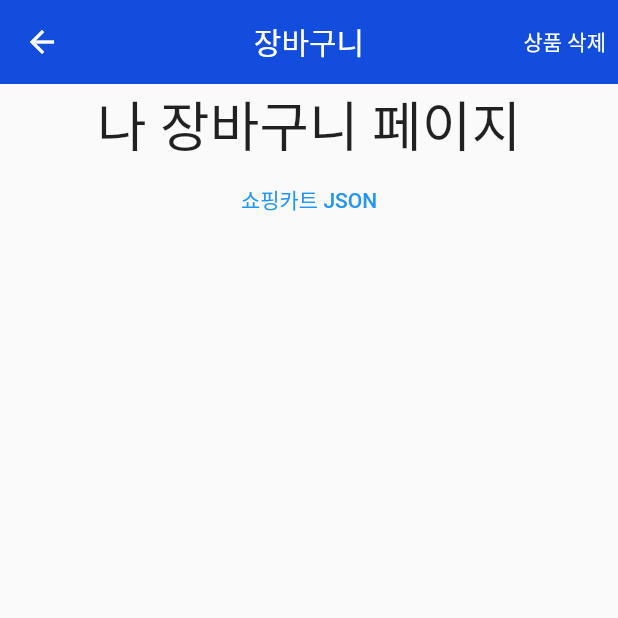
After one commit to sfac-flutter-team/sfac_project, a Flutter app: the screen it shows once a user with an empty profile is signed in, item 4 of the bottom bar chosen, after a tap on "controller.shoppingList.length.toString(", on a phone screen of 412 x 824 dp, the top half of it. The commit adds this screen. Run offline on Flutter 3.47's test engine with Material 2 defaults, Android fonts, the phone set to English and light mode, and no system bars; our stand-ins replace cloud_firestore, firebase_auth, firebase_core, get, google_sign_in; accounts and stored records are empty; network calls fail; Roboto replaces fonts that are missing (PretendardBold).

Commit message:
마켓부분 커밋

```diff
--- /dev/null
+++ b/lib/controller/market_controller.dart
@@ -0,0 +1,26 @@
+import 'package:cloud_firestore/cloud_firestore.dart';
+import 'package:get/get.dart';
+import 'package:sfac_project/model/product.dart';
+import 'package:sfac_project/service/db_service.dart';
+
+class MarketController extends GetxController {
+  RxList<QueryDocumentSnapshot<Product>> productList =
+      RxList<QueryDocumentSnapshot<Product>>();
+
+// 상품 가져오기
+  readProduct() async {
+    productList(await DBService().readProduct());
+  }
+
+  //상품 하나 가져오기
+  // getProduct(String productId) async {
+  //   productList(await DBService().getProduct(productId));
+  // }
+
+  @override
+  void onInit() {
+    super.onInit();
+    readProduct();
+    // getProduct();
+  }
+}
--- /dev/null
+++ b/lib/controller/product_controller.dart
@@ -0,0 +1,5 @@
+import 'package:get/get.dart';
+
+class ProductController extends GetxController {
+  var product = Get.arguments;
+}
--- /dev/null
+++ b/lib/controller/shopping_basket_controller.dart
@@ -0,0 +1,7 @@
+import 'package:get/get.dart';
+import 'package:sfac_project/model/shoppingbasket.dart';
+
+class ShoppingBasketController extends GetxController {
+  //장바구니 리스트
+  RxList<ShoppingBasket> shoppingBasket = <ShoppingBasket>[].obs;
+}
--- a/lib/main.dart
+++ b/lib/main.dart
@@ -5,6 +5,9 @@ import 'package:sfac_project/controller/auth_controller.dart';
 import 'package:sfac_project/controller/find_password_controller.dart';
 import 'package:sfac_project/controller/login_controller.dart';
 import 'package:sfac_project/controller/main_controller.dart';
+import 'package:sfac_project/controller/market_controller.dart';
+import 'package:sfac_project/controller/product_controller.dart';
+import 'package:sfac_project/controller/shopping_basket_controller.dart';
 import 'package:sfac_project/firebase_options.dart';
 import 'package:sfac_project/util/app_pages.dart';
 import 'package:sfac_project/util/app_routes.dart';
@@ -24,12 +27,16 @@ class MyApp extends StatelessWidget {
   @override
   Widget build(BuildContext context) {
     return GetMaterialApp(
+      debugShowCheckedModeBanner: false, //우측 상단 DEBUG리본 없애기
       initialBinding: BindingsBuilder(() {
         Get.put(AuthController());
         Get.lazyPut(() => LoginController(), fenix: true);
         Get.lazyPut(() => SignupController(), fenix: true);
         Get.lazyPut(() => FindPasswordController(), fenix: true);
         Get.lazyPut(() => MainController(), fenix: true);
+        Get.lazyPut(() => MarketController(), fenix: true);
+        Get.lazyPut(() => ProductController(), fenix: true);
+        Get.lazyPut(() => ShoppingBasketController(), fenix: true);
       }),
       getPages: AppPages.pages,
       initialRoute: AppRoutes.login,
--- a/lib/model/product.dart
+++ b/lib/model/product.dart
@@ -3,28 +3,28 @@ import 'dart:convert';
 class Product {
   String productId;
   String productName;
-  String price;
+  int price;
   String imageUrl;
-  String? productInfo;
-  String? delivery;
-  List<String>? productDetail;
+  String productInfo;
+  String delivery;
+  List<String> productDetail;
   List<String>? option;
 
   Product(
       {required this.productId,
       required this.productName,
       required this.price,
-      this.delivery,
+      required this.delivery,
       required this.imageUrl,
-      this.productInfo,
-      this.productDetail,
+      required this.productInfo,
+      required this.productDetail,
       this.option});
 
   Map<String, dynamic> toMap() {
     return <String, dynamic>{
       'productId': productId,
       'productName': productName,
-      'price': price,
+      '${price}': price,
       'imageUrl': imageUrl,
       'productInfo': productInfo,
       'delivery': delivery,
@@ -37,12 +37,13 @@ class Product {
     return Product(
         productId: map['productId'] as String,
         productName: map['productName'] as String,
-        price: map['price'] as String,
+        price: map['price'] as int,
         delivery: map['delivery'] as String,
         imageUrl: map['imageUrl'] as String,
         productInfo: map['productInfo'] as String,
         productDetail: List<String>.from(map['productDetail']),
-        option: List<String>.from(map['option']));
+        option:
+            map['option'] != null ? List<String>.from(map['option']) : null);
   }
 
   String toJson() => json.encode(toMap());
--- /dev/null
+++ b/lib/model/shoppingbasket.dart
@@ -0,0 +1,33 @@
+// ignore_for_file: public_member_api_docs, sort_constructors_first
+import 'dart:convert';
+
+import 'package:sfac_project/model/product.dart';
+
+class ShoppingBasket {
+  int quantity;
+  Product product;
+
+  ShoppingBasket({
+    required this.quantity,
+    required this.product,
+  });
+
+  Map<String, dynamic> toMap() {
+    return <String, dynamic>{
+      'quantity': quantity,
+      'product': product.toMap(),
+    };
+  }
+
+  factory ShoppingBasket.fromMap(Map<String, dynamic> map) {
+    return ShoppingBasket(
+      quantity: map['quantity'] as int,
+      product: Product.fromMap(map['product'] as Map<String, dynamic>),
+    );
+  }
+
+  String toJson() => json.encode(toMap());
+
+  factory ShoppingBasket.fromJson(String source) =>
+      ShoppingBasket.fromMap(json.decode(source) as Map<String, dynamic>);
+}
--- a/lib/service/db_service.dart
+++ b/lib/service/db_service.dart
@@ -1,5 +1,6 @@
 import 'package:cloud_firestore/cloud_firestore.dart';
 import 'package:sfac_project/model/product.dart';
+import 'package:sfac_project/model/shoppingbasket.dart';
 
 class DBService {
   final productRef = FirebaseFirestore.instance
@@ -8,8 +9,36 @@ class DBService {
           fromFirestore: (snapshot, _) => Product.fromMap(snapshot.data()!),
           toFirestore: (product, _) => product.toMap());
 
+  final shoppingBasketRef = FirebaseFirestore.instance
+      .collection('shoppingBasket')
+      .withConverter(
+          fromFirestore: (snapshot, _) => snapshot
+              .data()![FieldPath.documentId]
+              .map((value) => ShoppingBasket.fromMap(value))
+              .toList(),
+          toFirestore: (shoppingBasket, _) => {});
+
   Future<List<QueryDocumentSnapshot<Product>>> readProduct() async {
     var items = await productRef.get();
     return items.docs;
   }
+
+  Future<List<QueryDocumentSnapshot<Product>>> getProduct(
+      String productId) async {
+    var data = await productRef.where('productID', isEqualTo: productId).get();
+    return data.docs;
+  }
+
+  // createShoppingBasket(String productId, ShoppingBasket shoppingbasket) {
+  //   shoppingBasketRef.doc(productId).set(shoppingbasket);
+  // }
+
+  // deleteShoppingBasket(String productId) {
+  //   shoppingBasketRef.doc(productId).delete();
+  // }
+
+  // quantityUp(String id) =>
+  //     shoppingBasketRef.doc(id).update({'quantity': FieldValue.increment(1)});
+  // quantityDown(String id) =>
+  //     shoppingBasketRef.doc(id).update({'quantity': FieldValue.increment(-1)});
 }
--- a/lib/util/app_pages.dart
+++ b/lib/util/app_pages.dart
@@ -3,6 +3,8 @@ import 'package:sfac_project/util/app_routes.dart';
 import 'package:sfac_project/view/page/find_password_page.dart';
 import 'package:sfac_project/view/page/login_page.dart';
 import 'package:sfac_project/view/page/main_page.dart';
+import 'package:sfac_project/view/page/product_page.dart';
+import 'package:sfac_project/view/page/shopping_basket_page.dart';
 import 'package:sfac_project/view/page/signup_page.dart';
 
 class AppPages {
@@ -13,5 +15,9 @@ class AppPages {
     GetPage(
         name: AppRoutes.findPassword,
         page: () => const FindPasswordPage()), //비밀번호 찾기
+    GetPage(name: AppRoutes.product, page: () => const ProductPage()), // 상품 디테일
+    GetPage(
+        name: AppRoutes.shoppingbasket,
+        page: () => const ShoppingBasketPage()), //장바구니
   ];
 }
--- a/lib/util/app_routes.dart
+++ b/lib/util/app_routes.dart
@@ -1,6 +1,8 @@
 import 'package:sfac_project/view/page/find_password_page.dart';
 import 'package:sfac_project/view/page/login_page.dart';
 import 'package:sfac_project/view/page/main_page.dart';
+import 'package:sfac_project/view/page/product_page.dart';
+import 'package:sfac_project/view/page/shopping_basket_page.dart';
 import 'package:sfac_project/view/page/signup_page.dart';
 
 class AppRoutes {
@@ -8,4 +10,6 @@ class AppRoutes {
   static const main = MainPage.route; //메인 페이지
   static const signup = SignupPage.route; //회원가입
   static const findPassword = FindPasswordPage.route; //비밀번호 찾기
+  static const product = ProductPage.route; // 상품 디테일
+  static const shoppingbasket = ShoppingBasketPage.route; //장바구니
 }
--- a/lib/view/page/login_page.dart
+++ b/lib/view/page/login_page.dart
@@ -3,6 +3,7 @@ import 'package:flutter/material.dart';
 import 'package:get/get.dart';
 import 'package:sfac_project/controller/login_controller.dart';
 import 'package:sfac_project/firebase_options.dart';
+import 'package:sfac_project/util/app_color.dart';
 import 'package:sfac_project/util/app_routes.dart';
 import 'package:sfac_project/util/app_text_style.dart';
 import 'package:sfac_project/view/widget/app_elevated_button.dart';
@@ -35,6 +36,7 @@ class LoginPage extends GetView<LoginController> {
                 ),
                 Obx(
                   () => AppElevatedButton(
+                    backgroundColor: AppColor.mainBlue,
                     onPressed: controller.isButtonActivate.value
                         ? controller.login
                         : null,
--- /dev/null
+++ b/lib/view/page/shopping_basket_page.dart
@@ -0,0 +1,43 @@
+import 'package:flutter/material.dart';
+import 'package:flutter/src/widgets/framework.dart';
+import 'package:flutter/src/widgets/placeholder.dart';
+import 'package:sfac_project/service/db_service.dart';
+import 'package:sfac_project/util/app_color.dart';
+import 'package:sfac_project/util/app_text_style.dart';
+
+class ShoppingBasketPage extends StatelessWidget {
+  const ShoppingBasketPage({super.key});
+  static const route = '/shoppingbasket';
+
+  @override
+  Widget build(BuildContext context) {
+    return Scaffold(
+      appBar: AppBar(
+        centerTitle: true,
+        elevation: 0,
+        backgroundColor: AppColor.mainBlue,
+        foregroundColor: AppColor.white,
+        title: const Text('장바구니'),
+        actions: [
+          TextButton(
+              onPressed: () {},
+              child: const Text(
+                '상품 삭제',
+                style: TextStyle(color: AppColor.white),
+              ))
+        ],
+      ),
+      body: Center(
+        child: Column(
+          children: [
+            Text(
+              '나 장바구니 페이지',
+              style: AppTextStyle.hKorPreBold36,
+            ),
+            TextButton(onPressed: () {}, child: Text('쇼핑카트 JSON'))
+          ],
+        ),
+      ),
+    );
+  }
+}
--- a/lib/view/screen/market_screen.dart
+++ b/lib/view/screen/market_screen.dart
@@ -1,27 +1,57 @@
 import 'package:cloud_firestore/cloud_firestore.dart';
 import 'package:flutter/material.dart';
 import 'package:get/get.dart';
-import 'package:sfac_project/controller/main_controller.dart';
+import 'package:sfac_project/controller/market_controller.dart';
 import 'package:sfac_project/model/product.dart';
+import 'package:sfac_project/util/app_color.dart';
+import 'package:sfac_project/util/app_routes.dart';
 import 'package:sfac_project/util/app_text_style.dart';
 
-class MarketScreen extends GetView<MainController> {
+class MarketScreen extends GetView<MarketController> {
   const MarketScreen({super.key});
 
   @override
   Widget build(BuildContext context) {
-    return Column(
+    return SafeArea(
+      child: Column(
         mainAxisAlignment: MainAxisAlignment.center,
         crossAxisAlignment: CrossAxisAlignment.start,
         children: [
-        Text(
+          const SizedBox(
+            height: 20,
+          ),
+          Row(
+            mainAxisAlignment: MainAxisAlignment.spaceBetween,
+            children: [
+              const Text(
                 'Market',
                 style: AppTextStyle.hEngMontBold36,
+              ),
+              GestureDetector(
+                  onTap: () => Get.toNamed(AppRoutes.shoppingbasket),
+                  child: Stack(clipBehavior: Clip.none, children: [
+                    Image.asset('assets/icons/cart-shopping.png'),
+                    const Positioned(
+                      top: -10,
+                      right: 3,
+                      child: CircleAvatar(
+                        radius: 8,
+                        backgroundColor: AppColor.mainBlue,
+                        child:
+                            Text('controller.shoppingList.length.toString()'),
+                      ),
+                    ),
+                    const SizedBox(
+                      width: 35,
+                    )
+                  ]))
+            ],
           ),
           Expanded(
               child: Obx(
             () => GridView.builder(
-              gridDelegate: SliverGridDelegateWithFixedCrossAxisCount(
+                physics: const BouncingScrollPhysics(),
+                gridDelegate: const SliverGridDelegateWithFixedCrossAxisCount(
                     crossAxisCount: 2,
                     childAspectRatio: 1 / 2,
                     mainAxisSpacing: 20,
@@ -29,20 +59,24 @@ class MarketScreen extends GetView<MainController> {
                 itemCount: controller.productList.length,
                 itemBuilder: (context, index) {
                   return GestureDetector(
-                  onTap: () {}, //상품 페이지
+                    onTap: () {
+                      Get.toNamed(AppRoutes.product,
+                          arguments: controller.productList[index].data());
+                    }, //상품 페이지
                     child: Card(
                       child: Column(
                         crossAxisAlignment: CrossAxisAlignment.start,
                         children: [
                           Expanded(
-                            child: Image.network(
-                                controller.productList[index].data().imageUrl)),
+                              child: Image.network(controller.productList[index]
+                                  .data()
+                                  .imageUrl)),
                           Text(
                             controller.productList[index].data().productName,
                             style: AppTextStyle.bKorPreRegular14,
                           ),
                           Text(
-                          controller.productList[index].data().price,
+                            '${controller.productList[index].data().price} 원',
                             style: AppTextStyle.bKorPreRegular18,
                           )
                         ],
@@ -52,6 +86,7 @@ class MarketScreen extends GetView<MainController> {
                 }),
           ))
         ],
+      ),
     );
   }
 }
--- a/lib/view/widget/app_elevated_button.dart
+++ b/lib/view/widget/app_elevated_button.dart
@@ -2,16 +2,24 @@ import 'package:flutter/material.dart';
 
 class AppElevatedButton extends StatelessWidget {
   const AppElevatedButton(
-      {super.key, required this.childText, required this.onPressed});
+      {super.key,
+      required this.childText,
+      required this.onPressed,
+      required this.backgroundColor});
 
   final Function()? onPressed;
   final String childText;
+  final Color backgroundColor;
 
   @override
   Widget build(BuildContext context) {
     return ElevatedButton(
       onPressed: onPressed,
       child: Text(childText),
+      style: ElevatedButton.styleFrom(
+          shape:
+              RoundedRectangleBorder(borderRadius: BorderRadius.circular(16)),
+          backgroundColor: backgroundColor),
     );
   }
 }
--- a/pubspec.yaml
+++ b/pubspec.yaml
@@ -39,6 +39,7 @@ dependencies:
   firebase_storage: ^11.0.15
   image_picker: ^0.8.7
   cloud_firestore: ^4.5.0
+  shared_preferences: ^2.1.0
 
 dev_dependencies:
 
```
Also changed, not shown: lib/controller/main_controller.dart (+1 -11 lines), lib/view/page/product_page.dart (added, +121 -0 lines), pubspec.lock. Lines whose indentation alone changed are shown as unchanged.
